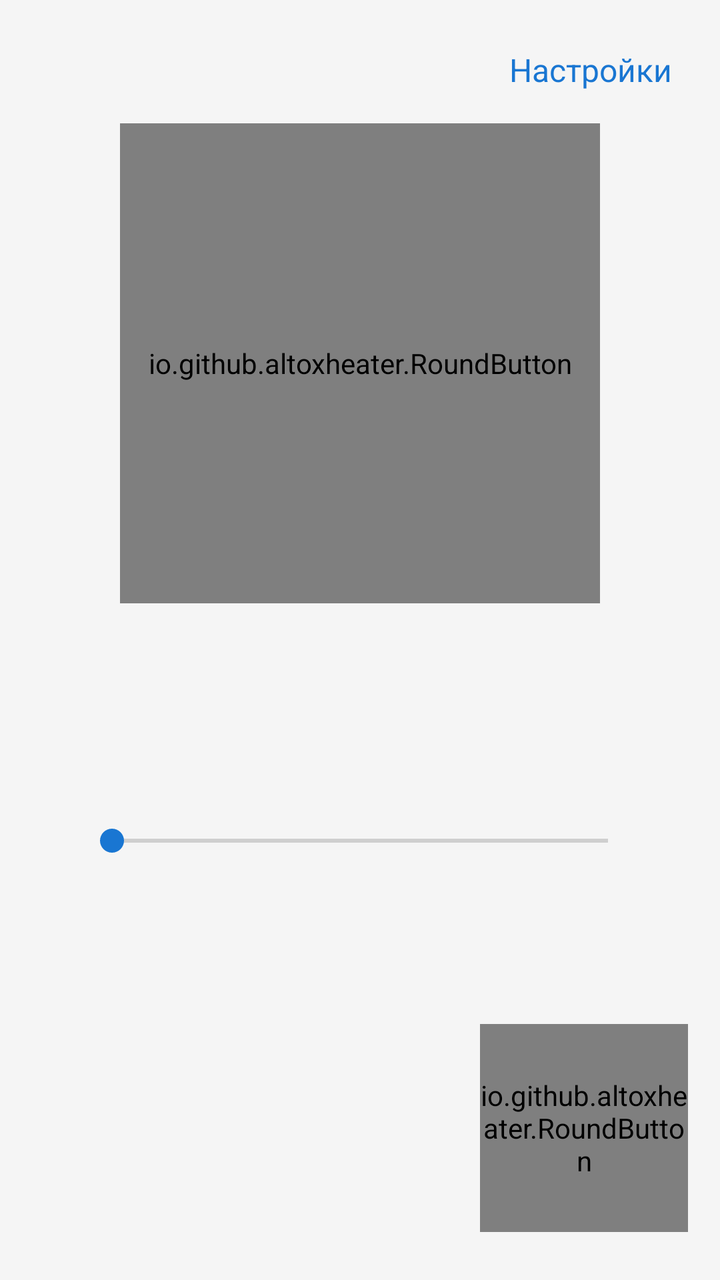
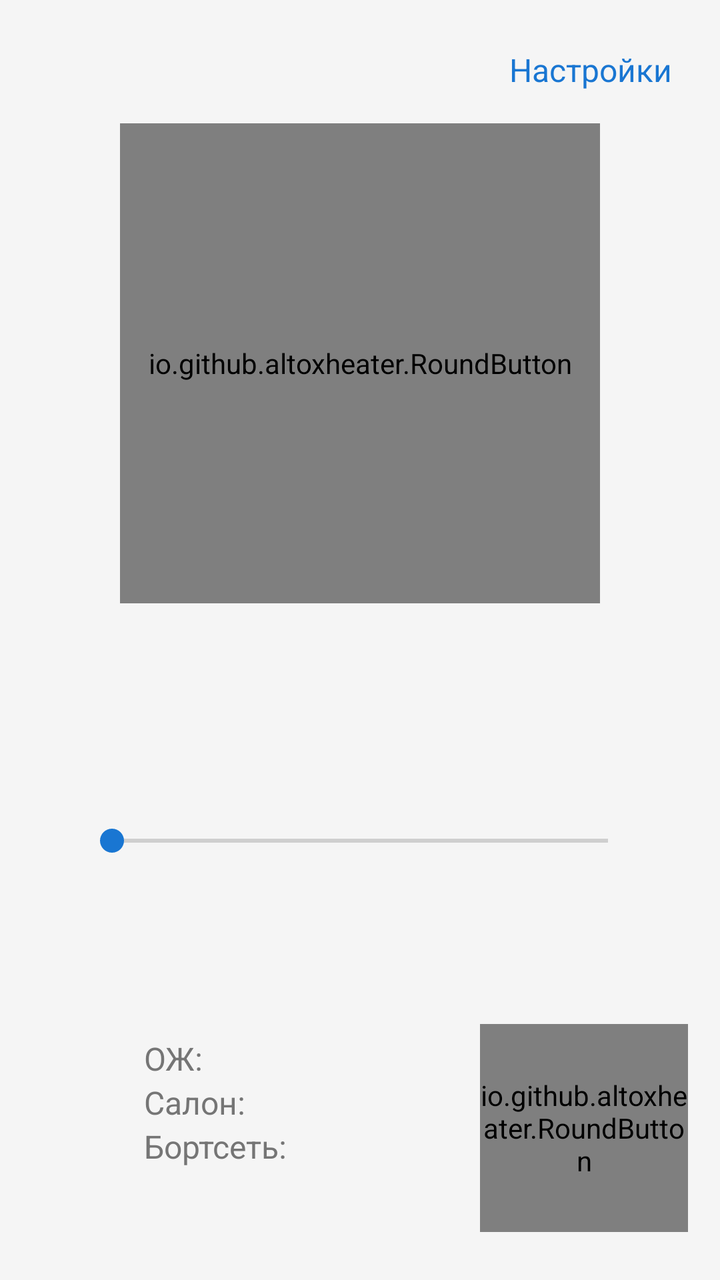

The first picture is an Android layout as it rendered before a commit; the second is the same layout after the commit. The layout source and the unified diff follow.
<!-- AndroidManifest.xml: application theme AppTheme -->
<!-- res/layout/activity_main.xml -->
<?xml version="1.0" encoding="utf-8"?>
<FrameLayout xmlns:android="http://schemas.android.com/apk/res/android"
    android:layout_width="match_parent"
    android:layout_height="match_parent"
    android:fitsSystemWindows="true">

<LinearLayout
    android:layout_width="match_parent"
    android:layout_height="match_parent"
    android:gravity="center_horizontal"
    android:orientation="vertical"
    android:padding="16dp">

    <TextView
        android:id="@+id/settings"
        android:layout_width="wrap_content"
        android:layout_height="wrap_content"
        android:layout_gravity="end"
        android:background="?android:attr/selectableItemBackground"
        android:padding="8dp"
        android:text="@string/settings"
        android:textColor="@color/accent"
        android:textSize="16sp" />

    <io.github.altoxheater.RoundButton
        android:id="@+id/power"
        android:layout_width="240dp"
        android:layout_height="240dp"
        android:layout_marginTop="8dp" />

    <TextView
        android:id="@+id/caption"
        android:layout_width="wrap_content"
        android:layout_height="wrap_content"
        android:layout_marginTop="16dp"
        android:textColor="@color/text"
        android:textSize="20sp" />

    <TextView
        android:id="@+id/message"
        android:layout_width="wrap_content"
        android:layout_height="wrap_content"
        android:layout_marginTop="6dp"
        android:gravity="center"
        android:textColor="@color/error"
        android:textSize="15sp" />

    <TextView
        android:id="@+id/minutesLabel"
        android:layout_width="wrap_content"
        android:layout_height="wrap_content"
        android:layout_marginTop="16dp"
        android:textColor="@color/text_secondary"
        android:textSize="15sp" />

    <SeekBar
        android:id="@+id/minutes"
        android:layout_width="280dp"
        android:layout_height="wrap_content"
        android:layout_marginTop="4dp" />

    <Space
        android:layout_width="0dp"
        android:layout_height="0dp"
        android:layout_weight="1" />

    <LinearLayout
        android:layout_width="match_parent"
        android:layout_height="wrap_content"
        android:layout_marginBottom="8dp"
        android:gravity="center_vertical"
        android:orientation="horizontal">

        <LinearLayout
            android:id="@+id/statusBlock"
            android:layout_width="0dp"
            android:layout_height="wrap_content"
            android:layout_weight="1"
            android:orientation="vertical">

            <LinearLayout
                android:layout_width="wrap_content"
                android:layout_height="wrap_content"
                android:gravity="center_vertical"
                android:orientation="horizontal">

                <ImageView
                    android:id="@+id/flame"
                    android:layout_width="44dp"
                    android:layout_height="44dp"
                    android:layout_marginEnd="12dp" />

                <TextView
                    android:id="@+id/statusInfo"
                    android:layout_width="wrap_content"
                    android:layout_height="wrap_content"
                    android:lineSpacingExtra="3dp"
                    android:textColor="@color/text"
                    android:textSize="16sp" />
            </LinearLayout>

            <TextView
                android:id="@+id/statusTime"
                android:layout_width="wrap_content"
                android:layout_height="wrap_content"
                android:layout_marginTop="8dp"
                android:textColor="@color/text_secondary"
                android:textSize="13sp" />
        </LinearLayout>

        <io.github.altoxheater.RoundButton
            android:id="@+id/status"
            android:layout_width="104dp"
            android:layout_height="104dp"
            android:layout_marginStart="12dp" />
    </LinearLayout>
</LinearLayout>
</FrameLayout>
<!-- resources referenced by this layout -->
<resources>
  <color name="accent">#1976D2</color>
  <color name="error">#C62828</color>
  <color name="text">#212121</color>
  <color name="text_secondary">#757575</color>
  <string name="settings">Настройки</string>
  <style name="AppTheme" parent="android:Theme.Material.Light.NoActionBar">
          <item name="android:colorPrimary">@color/accent</item>
          <item name="android:colorAccent">@color/accent</item>
          <item name="android:windowBackground">@color/background</item>
          <item name="android:statusBarColor">@color/background</item>
          <item name="android:navigationBarColor">@color/background</item>
          <item name="android:windowLightStatusBar">true</item>
      </style>
  <color name="background">#F5F5F5</color>
</resources>

<!-- the commit's change to res/layout/activity_main.xml (unified diff, before → after) -->
@@ -91,9 +91,21 @@
                     android:layout_marginEnd="12dp" />
 
                 <TextView
+                    android:id="@+id/statusLabels"
+                    android:layout_width="wrap_content"
+                    android:layout_height="wrap_content"
+                    android:lineSpacingExtra="3dp"
+                    android:text="ОЖ:\nСалон:\nБортсеть:"
+                    android:textColor="@color/text_secondary"
+                    android:textSize="16sp" />
+
+                
+                <TextView
                     android:id="@+id/statusInfo"
                     android:layout_width="wrap_content"
                     android:layout_height="wrap_content"
+                    android:layout_marginStart="12dp"
+                    android:gravity="end"
                     android:lineSpacingExtra="3dp"
                     android:textColor="@color/text"
                     android:textSize="16sp" />
